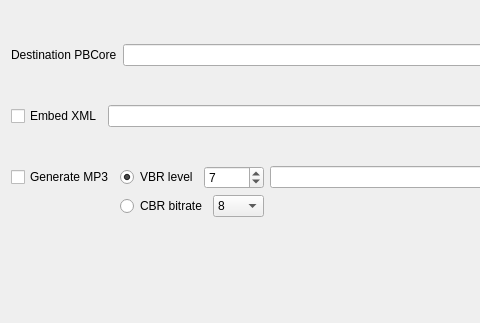
The window that autoBWF/export_dialog.ui (Ukrainian-History/autoBWF) describes before a commit, drawn with Qt 5; both pictures show x 0 to 480 and y 0 to 323 of the 695 by 323 pixel window.
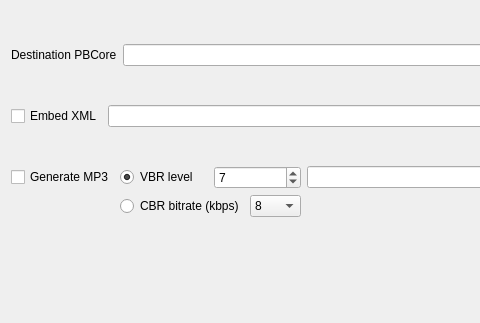
The same window after the commit.

Commit message: Clarify bitrate units and fix docs error

Patch:
```diff
--- a/autoBWF/export_dialog.ui
+++ b/autoBWF/export_dialog.ui
@@ -99,7 +99,7 @@
        <item>
         <widget class="QRadioButton" name="cbrButton">
          <property name="text">
-          <string>CBR bitrate</string>
+          <string>CBR bitrate (kbps)</string>
          </property>
          <attribute name="buttonGroup">
           <string notr="true">buttonGroup</string>
@@ -109,7 +109,7 @@
        <item>
         <widget class="QComboBox" name="cbrRate">
          <property name="currentText">
-          <string>96</string>
+          <string>8</string>
          </property>
          <item>
           <property name="text">
```
The commit also changes 2 other files.
